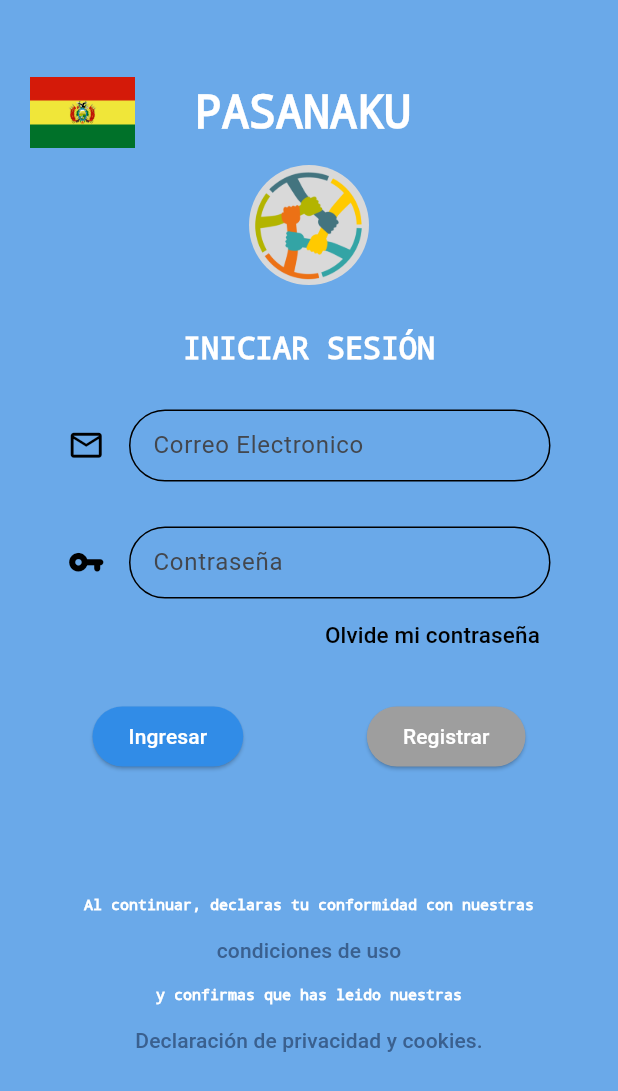
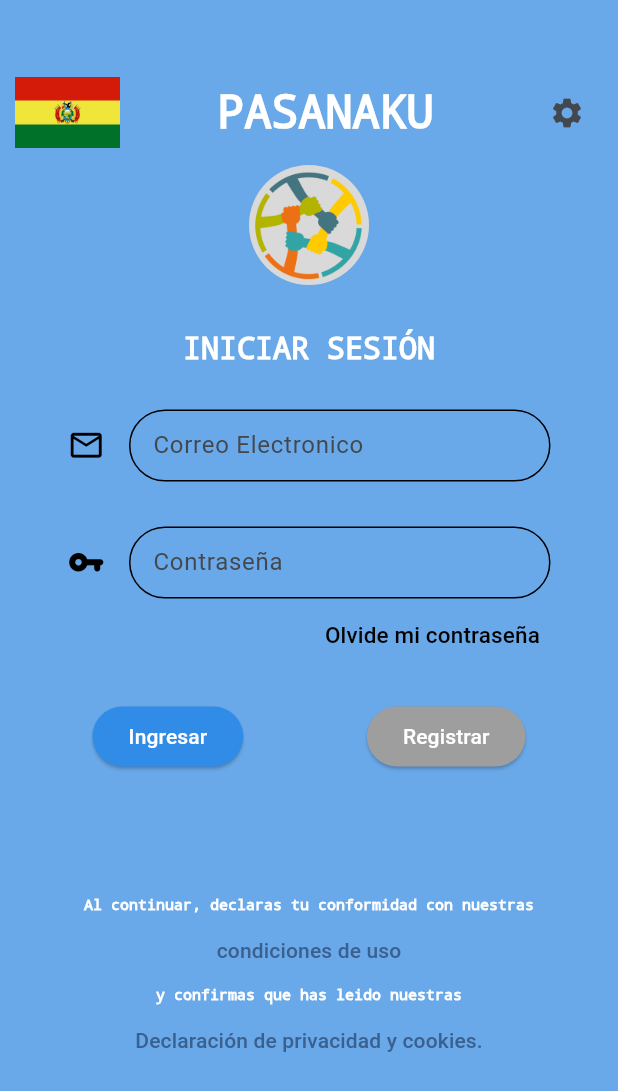
Before and after one commit to Huarachi2002/pasanakuApp, a Flutter app: the screen it shows after launch, on a phone screen of 412 x 824 dp. Shown: the top 1091 px of the screen. Run offline on Flutter 3.47's test engine with Material 3 defaults, Android fonts, the phone set to English and light mode, and no system bars; our stand-ins replace dio, equatable, firebase_core, firebase_messaging, flutter_bloc, flutter_local_notifications and 2 more; missing offline and left inert: flutter_file_downloader, mobile_scanner; accounts and stored records are empty.

Commit message:
Sprint 3.5

```diff
--- a/lib/pages/HomePage.dart
+++ b/lib/pages/HomePage.dart
@@ -103,9 +103,6 @@ class _HomePageState extends State<HomePage> {
   void initState() {
     // TODO: implement initState
     super.initState();
-    // getPartidas();
-    // getInvitaciones();
-    // getNotificaciones();
     reload();
   }
 
--- a/lib/pages/Login_Page.dart
+++ b/lib/pages/Login_Page.dart
@@ -98,20 +98,17 @@ class _LoginPageState extends State<LoginPage> {
               const SizedBox(
                 height: 50,
               ),
-              const Row(
+              Padding(
+                padding: const EdgeInsets.symmetric(horizontal: 10),
+                child: Row(
+                  mainAxisAlignment: MainAxisAlignment.spaceBetween,
                   children: [
-                  SizedBox(
-                    width: 20,
-                  ),
-                  Image(
+                    const Image(
                       image: AssetImage('assets/Bandera_Bolivia.png'),
                       width: 70,
                       height: 50,
                     ),
-                  SizedBox(
-                    width: 40,
-                  ),
-                  Text(
+                    const Text(
                       'PASANAKU',
                       style: TextStyle(
                         color: Colors.white,
@@ -119,8 +116,15 @@ class _LoginPageState extends State<LoginPage> {
                         decoration: TextDecoration.none,
                         fontSize: 30
                       ),
+                    ),
+                    IconButton(
+                      onPressed: (){
+                        context.read<NotificationsBloc>().requestPermission();
+                      },
+                      icon: const Icon(Icons.settings)
                     )
                   ],
+                ),
               ),
               const SizedBox(
                 height: 10,
```
Also changed, not shown: lib/pages/InvitacionPage.dart (+34 -26 lines). Lines whose indentation alone changed are shown as unchanged.
